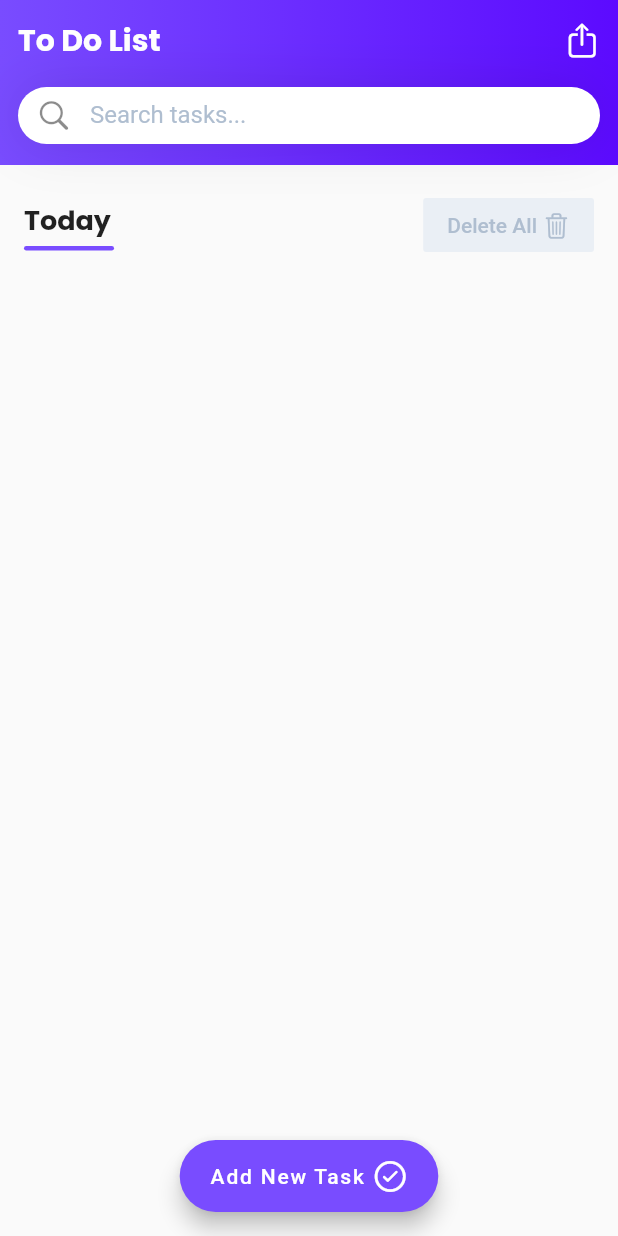
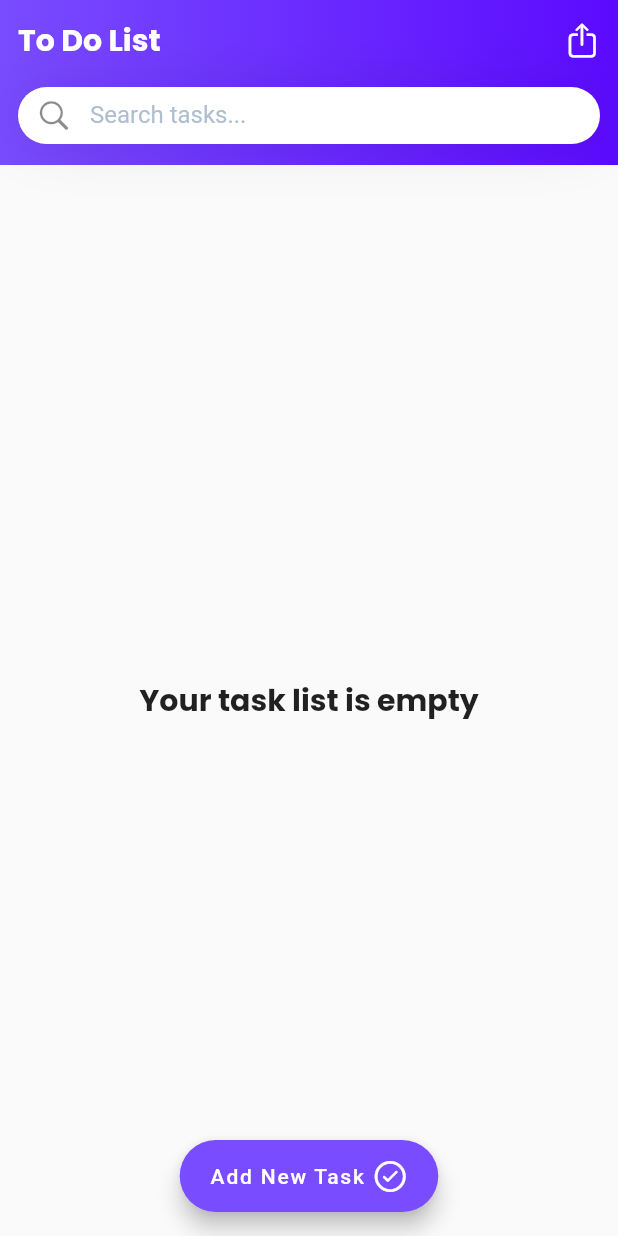
Before and after one commit to mahdinaghikhanii/ToDoList, a Flutter app: the screen it shows after launch, on a phone screen of 412 x 824 dp. Run offline on Flutter 3.47's test engine with Material 2 defaults, Android fonts, the phone set to English and light mode, and no system bars; our stand-ins replace google_fonts, hive_flutter; accounts and stored records are empty.

Commit message:
add future for delete all iteams

```diff
--- a/lib/main.dart
+++ b/lib/main.dart
@@ -2,8 +2,8 @@ import 'package:flutter/material.dart';
 import 'package:flutter/services.dart';
 import 'package:google_fonts/google_fonts.dart';
 import 'package:hive_flutter/adapters.dart';
-import 'package:todolist/model/task_model.dart';
-import 'package:todolist/pages/home_page.dart';
+import 'model/task_model.dart';
+import 'pages/home_page.dart';
 
 const taskBoxName = 'TASKS';
 
--- a/lib/pages/edit_task_page.dart
+++ b/lib/pages/edit_task_page.dart
@@ -1,8 +1,8 @@
 import 'package:flutter/cupertino.dart';
 import 'package:flutter/material.dart';
 import 'package:hive_flutter/adapters.dart';
-import 'package:todolist/main.dart';
-import 'package:todolist/model/task_model.dart';
+import '../main.dart';
+import '../model/task_model.dart';
 
 import '../widgets/priority_checkbox.dart';
 
--- a/lib/pages/home_page.dart
+++ b/lib/pages/home_page.dart
@@ -1,10 +1,10 @@
 import 'package:flutter/cupertino.dart';
 import 'package:flutter/material.dart';
 import 'package:hive_flutter/adapters.dart';
-import 'package:todolist/main.dart';
-import 'package:todolist/model/task_model.dart';
-import 'package:todolist/pages/edit_task_page.dart';
-import 'package:todolist/widgets/task_iteam.dart';
+import '../main.dart';
+import '../model/task_model.dart';
+import 'edit_task_page.dart';
+import '../widgets/task_iteam.dart';
 
 class HomePage extends StatelessWidget {
   const HomePage({super.key});
@@ -86,6 +86,13 @@ class HomePage extends StatelessWidget {
               child: ValueListenableBuilder<Box<TaskModel>>(
                 valueListenable: box.listenable(),
                 builder: (context, box, child) {
+                  if (box.isEmpty) {
+                    return Center(
+                        child: Text(
+                      "Your task list is empty",
+                      style: themeData.textTheme.titleLarge,
+                    ));
+                  } else {
                     return ListView.builder(
                         padding: const EdgeInsets.fromLTRB(16, 16, 16, 100),
                         itemCount: box.values.length + 1,
@@ -114,7 +121,7 @@ class HomePage extends StatelessWidget {
                                 MaterialButton(
                                     color: const Color(0xffEAEFF5),
                                     onPressed: () {
-                                    TaskModel().delete();
+                                      box.clear();
                                     },
                                     elevation: 0,
                                     textColor: secondaryTextColor,
@@ -128,10 +135,12 @@ class HomePage extends StatelessWidget {
                               ],
                             );
                           } else {
-                          final TaskModel task = box.values.toList()[index - 1];
+                            final TaskModel task =
+                                box.values.toList()[index - 1];
                             return TaskIteam(task: task);
                           }
                         }));
+                  }
                 },
               ),
             ),
--- a/lib/widgets/mycheckbox.dart
+++ b/lib/widgets/mycheckbox.dart
@@ -1,6 +1,6 @@
 import 'package:flutter/cupertino.dart';
 import 'package:flutter/material.dart';
-import 'package:todolist/main.dart';
+import '../main.dart';
 
 class MyCheckBox extends StatelessWidget {
   final bool value;
--- a/lib/widgets/priority_checkbox.dart
+++ b/lib/widgets/priority_checkbox.dart
@@ -1,6 +1,7 @@
 import 'package:flutter/material.dart';
-import 'package:todolist/main.dart';
-import 'package:todolist/widgets/chekbox_shape_priority.dart';
+
+import '../main.dart';
+import 'chekbox_shape_priority.dart';
 
 class PriorityCheckBox extends StatelessWidget {
   final bool isSelected;
--- a/lib/widgets/task_iteam.dart
+++ b/lib/widgets/task_iteam.dart
@@ -1,8 +1,9 @@
 import 'package:flutter/material.dart';
-import 'package:todolist/main.dart';
-import 'package:todolist/model/task_model.dart';
-import 'package:todolist/pages/edit_task_page.dart';
-import 'package:todolist/widgets/mycheckbox.dart';
+import 'package:hive_flutter/adapters.dart';
+import '../main.dart';
+import '../model/task_model.dart';
+import '../pages/edit_task_page.dart';
+import 'mycheckbox.dart';
 
 class TaskIteam extends StatefulWidget {
   const TaskIteam({super.key, required this.task});
@@ -34,6 +35,9 @@ class _TaskIteamState extends State<TaskIteam> {
             context,
             MaterialPageRoute(
                 builder: (context) => EditTaskPage(taskModel: widget.task)));
+      },
+      onLongPress: () {
+        widget.task.delete();
       },
       child: Container(
         margin: const EdgeInsets.only(top: 8),
```
Lines whose indentation alone changed are shown as unchanged.
